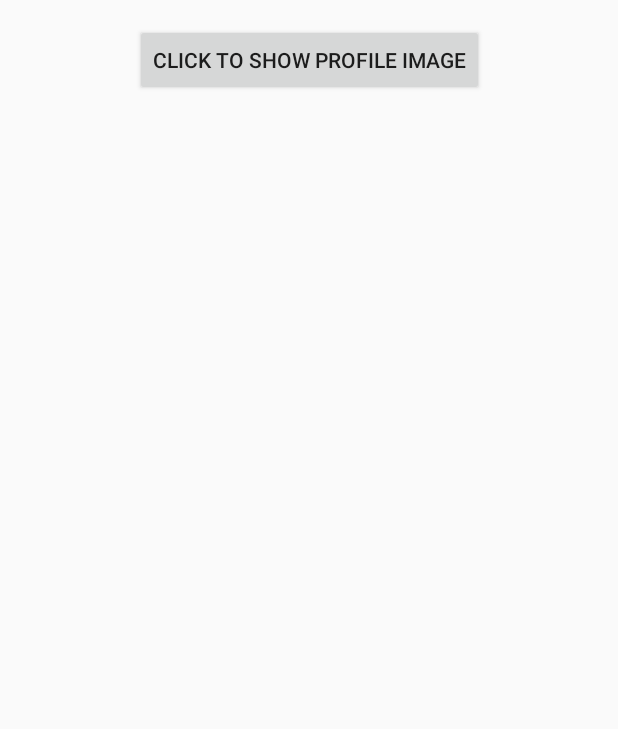
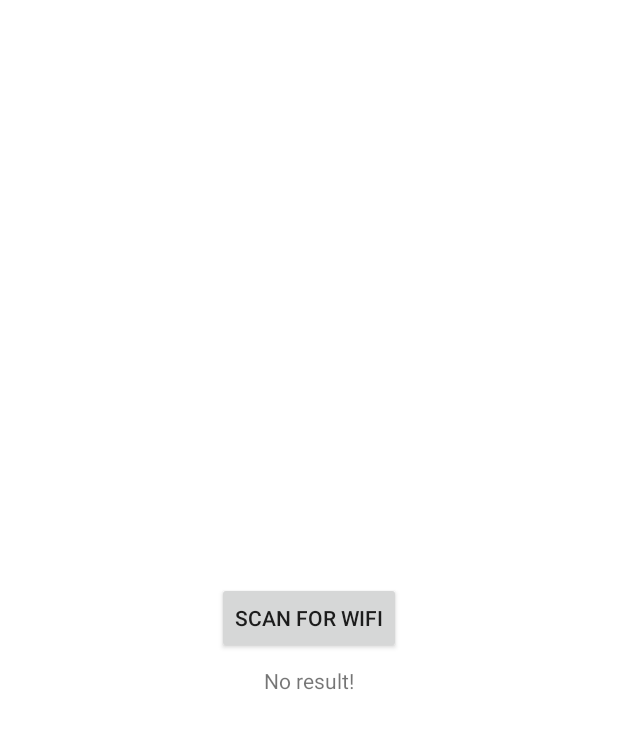
Before and after one commit to cahyanugraha12/hello-world-android, an Android app: the layout activity_main.xml on its own in the app's theme, with its tools: preview values and no code run, on a phone screen of 412 x 824 dp. Shown: the top 729 px of the screen. Run offline under Robolectric (Android 15) with nearby library versions, the phone set to English and light mode, and no system bars.

Commit message:
[ADD] Lab 5: Wifi Scanner

```diff
--- a/app/src/main/res/layout/activity_main.xml
+++ b/app/src/main/res/layout/activity_main.xml
@@ -5,38 +5,26 @@
     android:id="@+id/mainLayout"
     android:layout_width="match_parent"
     android:layout_height="match_parent"
+    android:background="#FFFFFF"
     tools:context="id.ac.ui.cs.mobileprogramming.cahyanugraha.myWarcraft.MainActivity">
 
     <Button
-        android:id="@+id/profileImageShowButton"
+        android:id="@+id/button_scan_wifi"
         android:layout_width="wrap_content"
         android:layout_height="wrap_content"
-        android:layout_marginTop="16dp"
-        android:text="@string/profile_image_show_button_text"
-        android:visibility="visible"
-        app:layout_constraintEnd_toEndOf="@+id/mainLayout"
-        app:layout_constraintStart_toStartOf="@+id/mainLayout"
-        app:layout_constraintTop_toTopOf="@+id/mainLayout" />
+        android:text="Scan for WIFI"
+        app:layout_constraintBottom_toBottomOf="parent"
+        app:layout_constraintEnd_toEndOf="parent"
+        app:layout_constraintStart_toStartOf="parent"
+        app:layout_constraintTop_toTopOf="parent" />
 
-    <ImageView
-        android:id="@+id/profileImage"
-        android:layout_width="wrap_content"
-        android:layout_height="wrap_content"
-        android:contentDescription="@string/profile_image_content_description"
-        android:visibility="gone"
-        app:layout_constraintEnd_toEndOf="@+id/mainLayout"
-        app:layout_constraintStart_toStartOf="@+id/mainLayout"
-        app:layout_constraintTop_toTopOf="@+id/mainLayout" />
-
-    <Button
-        android:id="@+id/profileImageCloseButton"
+    <TextView
+        android:id="@+id/text_view_scan_result"
         android:layout_width="wrap_content"
         android:layout_height="wrap_content"
         android:layout_marginTop="8dp"
-        android:text="@string/profile_image_close_button_text"
-        android:visibility="gone"
-        app:layout_constraintEnd_toEndOf="@+id/mainLayout"
-        app:layout_constraintStart_toStartOf="@+id/mainLayout"
-        app:layout_constraintTop_toBottomOf="@+id/profileImage" />
-
+        android:text="No result!"
+        app:layout_constraintEnd_toEndOf="parent"
+        app:layout_constraintStart_toStartOf="parent"
+        app:layout_constraintTop_toBottomOf="@+id/button_scan_wifi" />
 </androidx.constraintlayout.widget.ConstraintLayout>
```
Also changed, not shown: app/build.gradle (+21 -3 lines), app/src/main/AndroidManifest.xml (+7 -0 lines), app/src/main/java/id/ac/ui/cs/mobileprogramming/cahyanugraha/myWarcraft/MainActivity.kt (+60 -26 lines), app/src/main/java/id/ac/ui/cs/mobileprogramming/cahyanugraha/myWarcraft/PipedreamAPI.kt (added, +10 -0 lines).
